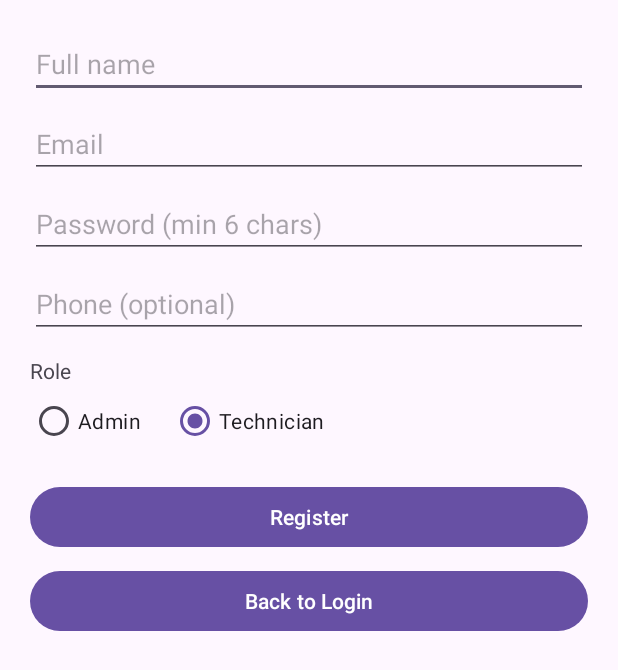
After one commit to sharavanan5521-sys/PomenPro-TMS-, an Android app: the RegisterActivity screen opened directly, with no data from a screen before it, on a phone screen of 412 x 824 dp. The commit adds this screen. Shown: the top 670 px of the screen. Run offline under Robolectric (Android 15) with nearby library versions, the phone set to English and light mode, and no system bars; our stand-ins replace Firebase (no records; nobody signed in at launch, a user with empty details on screens opened directly).

Commit message:
feat: Implement user authentication and role-based dashboards
This commit introduces a complete user authentication flow using Firebase Authentication and Realtime Database. It sets up role-based navigation to separate dashboards for Admins and Technicians.

Key changes include:
- Adds `LoginActivity` as the new launcher activity for user sign-in.
- Implements `RegisterActivity` for new user registration with role selection (Admin/Technician).
- Integrates Firebase Auth and Database dependencies.
- Enables Google Services plugin and view binding.
- Creates placeholder dashboard activities and layouts for `AdminDashboardActivity` and `TechnicianDashboardActivity`.
- Configures `AndroidManifest.xml` with the new activity routes.
- Renames `MainActivity` to `AdminDashboardActivity` and `activity_main.xml` to `activity_login.xml` to reflect their new purposes.

```diff
--- /dev/null
+++ b/app/src/main/java/com/example/pomenpro/RegisterActivity.java
@@ -0,0 +1,158 @@
+package com.example.pomenpro;
+
+import android.content.Intent;
+import android.os.Bundle;
+import android.text.TextUtils;
+import android.util.Patterns;
+import android.view.View;
+import android.widget.Button;
+import android.widget.EditText;
+import android.widget.ProgressBar;
+import android.widget.RadioButton;
+import android.widget.RadioGroup;
+import android.widget.Toast;
+
+import androidx.appcompat.app.AppCompatActivity;
+
+import com.google.firebase.auth.FirebaseAuth;
+import com.google.firebase.auth.FirebaseUser;
+import com.google.firebase.database.DatabaseReference;
+import com.google.firebase.database.FirebaseDatabase;
+
+import java.util.HashMap;
+import java.util.Map;
+
+public class RegisterActivity extends AppCompatActivity {
+
+    private EditText txtName, txtEmail, txtPassword, txtPhone;
+    private RadioGroup radioGroupRole;
+    private Button btnRegister, btnBackLogin;
+    private ProgressBar progressBar;
+
+    private FirebaseAuth auth;
+    private DatabaseReference usersRef;
+
+    @Override
+    protected void onCreate(Bundle savedInstanceState) {
+        super.onCreate(savedInstanceState);
+        setContentView(R.layout.activity_register2); // your XML
+
+        // Firebase
+        auth = FirebaseAuth.getInstance();
+        usersRef = FirebaseDatabase.getInstance().getReference("users");
+
+        // UI refs
+        txtName = findViewById(R.id.txtName);
+        txtEmail = findViewById(R.id.txtEmail);
+        txtPassword = findViewById(R.id.txtPassword);
+        txtPhone = findViewById(R.id.txtPhone);
+        radioGroupRole = findViewById(R.id.radioGroupRole);
+        btnRegister = findViewById(R.id.btnRegister);
+        btnBackLogin = findViewById(R.id.btnBackLogin);
+        progressBar = findViewById(R.id.progressBar);
+
+        btnRegister.setOnClickListener(v -> registerUser());
+        btnBackLogin.setOnClickListener(v -> {
+            startActivity(new Intent(RegisterActivity.this, LoginActivity.class));
+            finish();
+        });
+    }
+
+    private void registerUser() {
+        String name = txtName.getText().toString().trim();
+        String email = txtEmail.getText().toString().trim();
+        String password = txtPassword.getText().toString().trim();
+        String phone = txtPhone.getText().toString().trim();
+
+        // Role
+        int selectedId = radioGroupRole.getCheckedRadioButtonId();
+        String finalRole = (selectedId == R.id.radioAdmin) ? "admin" : "technician";
+
+        // Validation
+        if (TextUtils.isEmpty(name)) {
+            txtName.setError("Name required");
+            txtName.requestFocus();
+            return;
+        }
+        if (TextUtils.isEmpty(email) || !Patterns.EMAIL_ADDRESS.matcher(email).matches()) {
+            txtEmail.setError("Valid email required");
+            txtEmail.requestFocus();
+            return;
+        }
+        if (TextUtils.isEmpty(password) || password.length() < 6) {
+            txtPassword.setError("Password (min 6 chars)");
+            txtPassword.requestFocus();
+            return;
+        }
+
+        progressBar.setVisibility(View.VISIBLE);
+        btnRegister.setEnabled(false);
+
+        // Firebase create
+        auth.createUserWithEmailAndPassword(email, password)
+                .addOnCompleteListener(task -> {
+                    progressBar.setVisibility(View.GONE);
+                    btnRegister.setEnabled(true);
+
+                    if (task.isSuccessful()) {
+                        FirebaseUser firebaseUser = auth.getCurrentUser();
+                        if (firebaseUser == null) {
+                            Toast.makeText(RegisterActivity.this, "Unexpected auth error.", Toast.LENGTH_SHORT).show();
+                            return;
+                        }
+
+                        String uid = firebaseUser.getUid();
+                        long createdAt = System.currentTimeMillis();
+
+                        // User map
+                        Map<String, Object> user = new HashMap<>();
+                        user.put("name", name);
+                        user.put("email", email);
+                        user.put("role", finalRole);
+                        user.put("phone", phone);
+                        user.put("createdAt", createdAt);
+
+                        // Save in DB
+                        usersRef.child(uid).setValue(user)
+                                .addOnCompleteListener(dbTask -> {
+                                    if (dbTask.isSuccessful()) {
+                                        // Try sending verification email
+                                        firebaseUser.sendEmailVerification()
+                                                .addOnCompleteListener(mailTask -> {
+                                                    if (mailTask.isSuccessful()) {
+                                                        Toast.makeText(RegisterActivity.this,
+                                                                "Registered successfully. Verification email sent.",
+                                                                Toast.LENGTH_LONG).show();
+                                                    } else {
+                                                        Toast.makeText(RegisterActivity.this,
+                                                                "Registered, but failed to send verification email.",
+                                                                Toast.LENGTH_LONG).show();
+                                                    }
+
+                                                    // Always sign out after register
+                                                    FirebaseAuth.getInstance().signOut();
+
+                                                    // Redirect to login
+                                                    Intent intent = new Intent(RegisterActivity.this, LoginActivity.class);
+                                                    intent.addFlags(Intent.FLAG_ACTIVITY_CLEAR_TOP | Intent.FLAG_ACTIVITY_NEW_TASK);
+                                                    startActivity(intent);
+                                                    finish();
+                                                });
+
+                                    } else {
+                                        // rollback
+                                        firebaseUser.delete();
+                                        Toast.makeText(RegisterActivity.this,
+                                                "Failed to save profile: " + dbTask.getException().getMessage(),
+                                                Toast.LENGTH_LONG).show();
+                                    }
+                                });
+
+                    } else {
+                        Toast.makeText(RegisterActivity.this,
+                                "Registration failed: " + task.getException().getMessage(),
+                                Toast.LENGTH_LONG).show();
+                    }
+                });
+    }
+}
--- a/app/src/main/java/com/example/pomenpro/MainActivity.java
+++ b/app/src/main/java/com/example/pomenpro/TechnicianDashboardActivity.java
@@ -8,13 +8,13 @@ import androidx.core.graphics.Insets;
 import androidx.core.view.ViewCompat;
 import androidx.core.view.WindowInsetsCompat;
 
-public class MainActivity extends AppCompatActivity {
+public class TechnicianDashboardActivity extends AppCompatActivity {
 
     @Override
     protected void onCreate(Bundle savedInstanceState) {
         super.onCreate(savedInstanceState);
         EdgeToEdge.enable(this);
-        setContentView(R.layout.activity_main);
+        setContentView(R.layout.activity_technician_dashboard2);
         ViewCompat.setOnApplyWindowInsetsListener(findViewById(R.id.main), (v, insets) -> {
             Insets systemBars = insets.getInsets(WindowInsetsCompat.Type.systemBars());
             v.setPadding(systemBars.left, systemBars.top, systemBars.right, systemBars.bottom);
--- a/app/src/main/res/layout/activity_main.xml
+++ b/app/src/main/res/layout/activity_login.xml
@@ -6,7 +6,7 @@
     android:layout_width="match_parent"
     android:layout_height="match_parent"
     android:background="@drawable/bground"
-    tools:context=".MainActivity">
+    tools:context=".LoginActivity">
 
     <LinearLayout
         android:layout_width="320dp"
--- /dev/null
+++ b/app/src/main/res/layout/activity_register2.xml
@@ -0,0 +1,93 @@
+<?xml version="1.0" encoding="utf-8"?>
+<ScrollView xmlns:android="http://schemas.android.com/apk/res/android"
+    android:layout_width="match_parent"
+    android:layout_height="match_parent"
+    android:padding="20dp">
+
+    <LinearLayout
+        android:layout_width="match_parent"
+        android:layout_height="wrap_content"
+        android:orientation="vertical">
+
+        <EditText
+            android:id="@+id/txtName"
+            android:hint="Full name"
+            android:inputType="textPersonName"
+            android:layout_width="match_parent"
+            android:layout_height="wrap_content" />
+
+        <EditText
+            android:id="@+id/txtEmail"
+            android:hint="Email"
+            android:inputType="textEmailAddress"
+            android:layout_width="match_parent"
+            android:layout_height="wrap_content"
+            android:layout_marginTop="8dp"/>
+
+        <EditText
+            android:id="@+id/txtPassword"
+            android:hint="Password (min 6 chars)"
+            android:inputType="textPassword"
+            android:layout_width="match_parent"
+            android:layout_height="wrap_content"
+            android:layout_marginTop="8dp"/>
+
+        <EditText
+            android:id="@+id/txtPhone"
+            android:hint="Phone (optional)"
+            android:inputType="phone"
+            android:layout_width="match_parent"
+            android:layout_height="wrap_content"
+            android:layout_marginTop="8dp"/>
+
+        <TextView
+            android:layout_width="wrap_content"
+            android:layout_height="wrap_content"
+            android:text="Role"
+            android:layout_marginTop="12dp"/>
+
+        <RadioGroup
+            android:id="@+id/radioGroupRole"
+            android:layout_width="match_parent"
+            android:layout_height="wrap_content"
+            android:orientation="horizontal">
+
+            <RadioButton
+                android:id="@+id/radioAdmin"
+                android:layout_width="wrap_content"
+                android:layout_height="wrap_content"
+                android:text="Admin" />
+
+            <RadioButton
+                android:id="@+id/radioTechnician"
+                android:layout_width="wrap_content"
+                android:layout_height="wrap_content"
+                android:text="Technician"
+                android:checked="true"
+                android:layout_marginStart="20dp"/>
+        </RadioGroup>
+
+        <ProgressBar
+            android:id="@+id/progressBar"
+            style="?android:attr/progressBarStyle"
+            android:layout_width="wrap_content"
+            android:layout_height="wrap_content"
+            android:layout_marginTop="16dp"
+            android:visibility="gone" />
+
+        <Button
+            android:id="@+id/btnRegister"
+            android:layout_width="match_parent"
+            android:layout_height="wrap_content"
+            android:text="Register"
+            android:layout_marginTop="16dp"/>
+
+        <Button
+            android:id="@+id/btnBackLogin"
+            android:layout_width="match_parent"
+            android:layout_height="wrap_content"
+            android:text="Back to Login"
+            android:layout_marginTop="8dp"/>
+
+    </LinearLayout>
+</ScrollView>
--- a/build.gradle.kts
+++ b/build.gradle.kts
@@ -1,4 +1,5 @@
 // Top-level build file where you can add configuration options common to all sub-projects/modules.
 plugins {
     alias(libs.plugins.android.application) apply false
+    alias(libs.plugins.google.gms.google.services) apply false
 }
--- a/gradle.properties
+++ b/gradle.properties
@@ -19,3 +19,4 @@ android.useAndroidX=true
 # resources declared in the library itself and none from the library's dependencies,
 # thereby reducing the size of the R class for that library
 android.nonTransitiveRClass=true
+org.gradle.configuration-cache=true
```
Also changed, not shown: app/build.gradle.kts (+8 -0 lines), app/src/main/AndroidManifest.xml (+20 -3 lines), app/src/main/java/com/example/pomenpro/AdminDashboardActivity.java (added, +24 -0 lines), app/src/main/java/com/example/pomenpro/LoginActivity.java (added, +168 -0 lines), app/src/main/res/layout/activity_admin_dashboard2.xml (added, +10 -0 lines), app/src/main/res/layout/activity_technician_dashboard2.xml (added, +19 -0 lines), app/src/main/res/values/strings.xml (+42 -0 lines), gradle/libs.versions.toml (+11 -1 lines).
